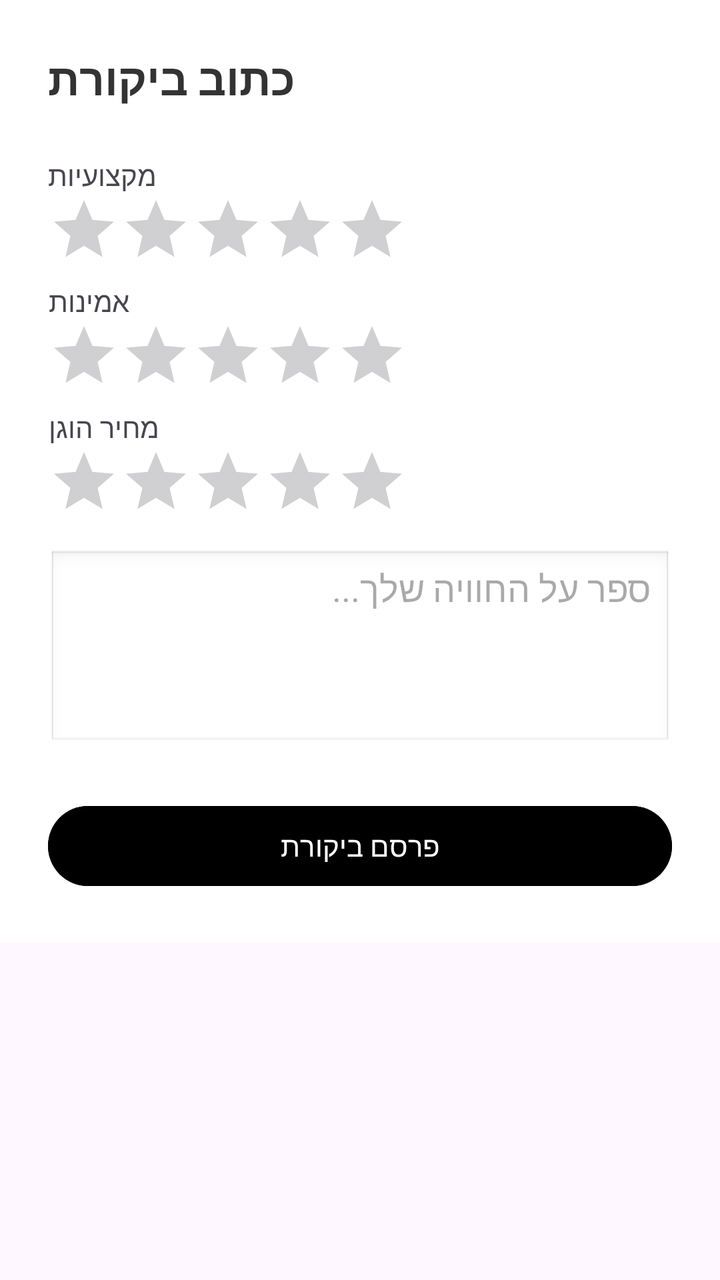
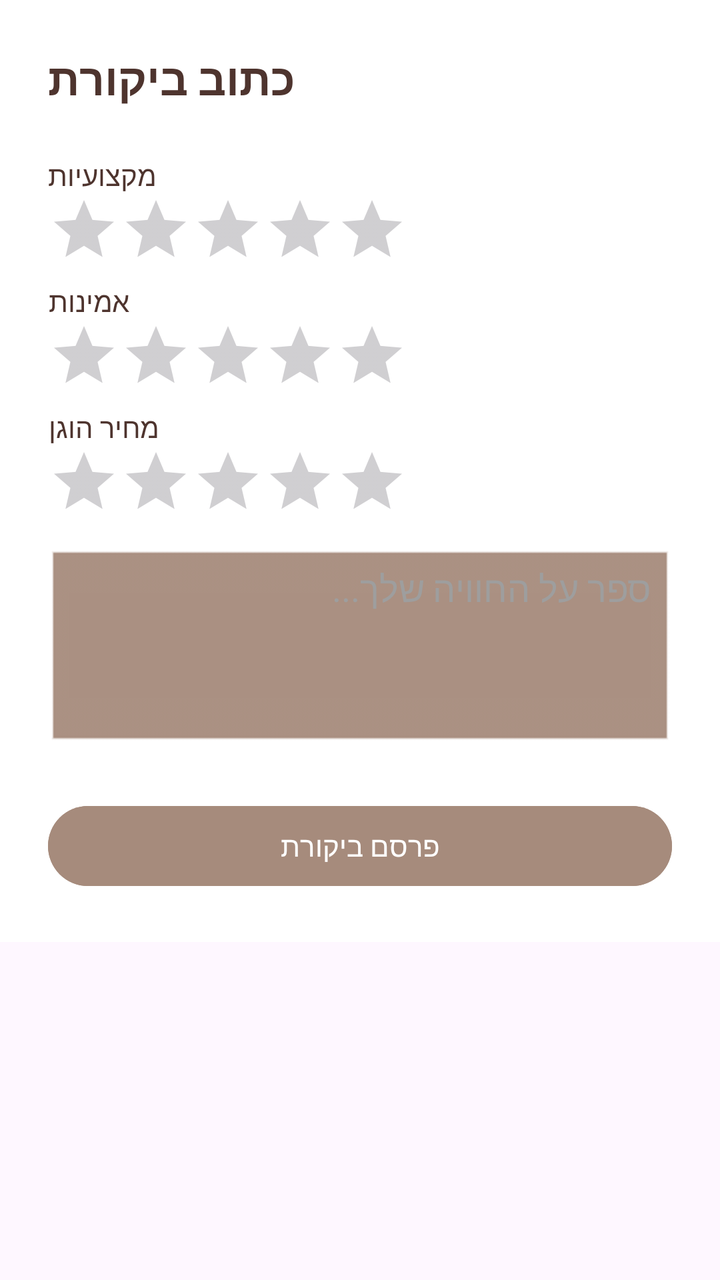

Compare the two renders of this Android layout. The source of the first and the diff that turns it into the second are given below.
<!-- AndroidManifest.xml: application theme Theme.MyApplication -->
<!-- res/layout/activity_dialog_add_review.xml -->
<?xml version="1.0" encoding="utf-8"?>
<ScrollView xmlns:android="http://schemas.android.com/apk/res/android"
    android:layout_width="match_parent"
    android:layout_height="wrap_content">

    <LinearLayout
        android:layout_width="match_parent"
        android:layout_height="wrap_content"
        android:orientation="vertical"
        android:padding="24dp"
        android:background="@android:color/white">

        <TextView
            android:layout_width="wrap_content"
            android:layout_height="wrap_content"
            android:text="כתוב ביקורת"
            android:textSize="22sp"
            android:textStyle="bold"
            android:layout_marginBottom="16dp"
            android:textColor="#333333"/>

        <TextView
            android:layout_width="wrap_content"
            android:layout_height="wrap_content"
            android:text="מקצועיות"
            android:layout_marginTop="8dp"/>
        <RatingBar
            android:id="@+id/rbProfessionalism"
            android:layout_width="wrap_content"
            android:layout_height="wrap_content"
            style="?android:attr/ratingBarStyleIndicator"
            android:numStars="5"
            android:stepSize="1"
            android:isIndicator="false"/>

        <TextView
            android:layout_width="wrap_content"
            android:layout_height="wrap_content"
            android:text="אמינות"
            android:layout_marginTop="8dp"/>
        <RatingBar
            android:id="@+id/rbReliability"
            android:layout_width="wrap_content"
            android:layout_height="wrap_content"
            style="?android:attr/ratingBarStyleIndicator"
            android:numStars="5"
            android:stepSize="1"
            android:isIndicator="false"/>

        <TextView
            android:layout_width="wrap_content"
            android:layout_height="wrap_content"
            android:text="מחיר הוגן"
            android:layout_marginTop="8dp"/>
        <RatingBar
            android:id="@+id/rbPrice"
            android:layout_width="wrap_content"
            android:layout_height="wrap_content"
            style="?android:attr/ratingBarStyleIndicator"
            android:numStars="5"
            android:stepSize="1"
            android:isIndicator="false"/>

        <EditText
            android:id="@+id/etComment"
            android:layout_width="match_parent"
            android:layout_height="100dp"
            android:hint="ספר על החוויה שלך..."
            android:gravity="top"
            android:background="@android:drawable/edit_text"
            android:layout_marginTop="16dp"/>

        <Button
            android:id="@+id/btnSubmitReview"
            android:layout_width="match_parent"
            android:layout_height="wrap_content"
            android:text="פרסם ביקורת"
            android:layout_marginTop="24dp"
            android:backgroundTint="#000000"/>

    </LinearLayout>
</ScrollView>
<!-- resources referenced by this layout -->
<resources>
  <style name="Theme.MyApplication" parent="Base.Theme.MyApplication" />
  <style name="Base.Theme.MyApplication" parent="Theme.Material3.DayNight.NoActionBar">
      </style>
</resources>

<!-- the commit's change to res/layout/activity_dialog_add_review.xml (unified diff, before → after) -->
@@ -8,7 +8,7 @@
         android:layout_height="wrap_content"
         android:orientation="vertical"
         android:padding="24dp"
-        android:background="@android:color/white">
+        android:background="@color/cardColor">
 
         <TextView
             android:layout_width="wrap_content"
@@ -17,13 +17,15 @@
             android:textSize="22sp"
             android:textStyle="bold"
             android:layout_marginBottom="16dp"
-            android:textColor="#333333"/>
+            android:textColor="@color/textColor"/>
 
         <TextView
             android:layout_width="wrap_content"
             android:layout_height="wrap_content"
             android:text="מקצועיות"
+            android:textColor="@color/textColor"
             android:layout_marginTop="8dp"/>
+
         <RatingBar
             android:id="@+id/rbProfessionalism"
             android:layout_width="wrap_content"
@@ -31,13 +33,17 @@
             style="?android:attr/ratingBarStyleIndicator"
             android:numStars="5"
             android:stepSize="1"
+            android:progressTint="@color/colorAccent"
+            android:secondaryProgressTint="@color/colorPrimary"
             android:isIndicator="false"/>
 
         <TextView
             android:layout_width="wrap_content"
             android:layout_height="wrap_content"
             android:text="אמינות"
+            android:textColor="@color/textColor"
             android:layout_marginTop="8dp"/>
+
         <RatingBar
             android:id="@+id/rbReliability"
             android:layout_width="wrap_content"
@@ -45,13 +51,17 @@
             style="?android:attr/ratingBarStyleIndicator"
             android:numStars="5"
             android:stepSize="1"
+            android:progressTint="@color/colorAccent"
+            android:secondaryProgressTint="@color/colorPrimary"
             android:isIndicator="false"/>
 
         <TextView
             android:layout_width="wrap_content"
             android:layout_height="wrap_content"
             android:text="מחיר הוגן"
+            android:textColor="@color/textColor"
             android:layout_marginTop="8dp"/>
+
         <RatingBar
             android:id="@+id/rbPrice"
             android:layout_width="wrap_content"
@@ -59,6 +69,8 @@
             style="?android:attr/ratingBarStyleIndicator"
             android:numStars="5"
             android:stepSize="1"
+            android:progressTint="@color/colorAccent"
+            android:secondaryProgressTint="@color/colorPrimary"
             android:isIndicator="false"/>
 
         <EditText
@@ -68,6 +80,9 @@
             android:hint="ספר על החוויה שלך..."
             android:gravity="top"
             android:background="@android:drawable/edit_text"
+            android:textColor="@color/textColor"
+            android:textColorHint="#9E9E9E"
+            android:backgroundTint="@color/colorPrimary"
             android:layout_marginTop="16dp"/>
 
         <Button
@@ -76,7 +91,8 @@
             android:layout_height="wrap_content"
             android:text="פרסם ביקורת"
             android:layout_marginTop="24dp"
-            android:backgroundTint="#000000"/>
+            android:textColor="#FFFFFF"
+            android:backgroundTint="@color/colorPrimary"/>
 
     </LinearLayout>
 </ScrollView>
<!-- resource entries referenced after the edit -->
@@ -1,5 +1,9 @@
 <!-- resources referenced by this layout -->
 <resources>
+  <color name="cardColor">#FFFFFF</color>
+  <color name="colorAccent">#8DA399</color>
+  <color name="colorPrimary">#A68B7C</color>
+  <color name="textColor">#4E342E</color>
   <style name="Theme.MyApplication" parent="Base.Theme.MyApplication" />
   <style name="Base.Theme.MyApplication" parent="Theme.Material3.DayNight.NoActionBar">
       </style>
